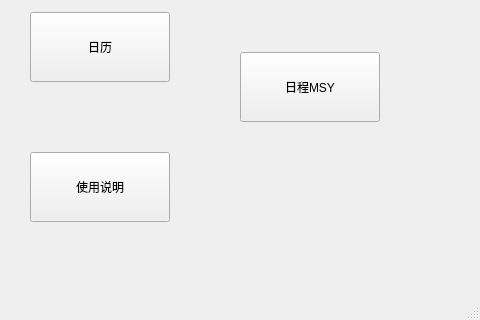
Arthur381/QTproject, file realProgect/mainwindow.ui: the form before one commit; both pictures show x 520 to 1000 and y 298 to 618 of the 1000 by 618 pixel window.
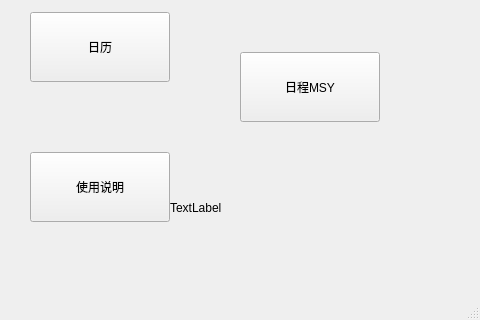
The form after the commit. Icons and pictures are not drawn. Custom widgets are drawn as their Qt base class.

Patch:
```diff
--- a/realProgect/mainwindow.ui
+++ b/realProgect/mainwindow.ui
@@ -238,6 +238,19 @@
      <string>TextLabel</string>
     </property>
    </widget>
+   <widget class="QLabel" name="label3">
+    <property name="geometry">
+     <rect>
+      <x>690</x>
+      <y>420</y>
+      <width>301</width>
+      <height>171</height>
+     </rect>
+    </property>
+    <property name="text">
+     <string>TextLabel</string>
+    </property>
+   </widget>
   </widget>
   <widget class="QMenuBar" name="menubar">
    <property name="geometry">
```
